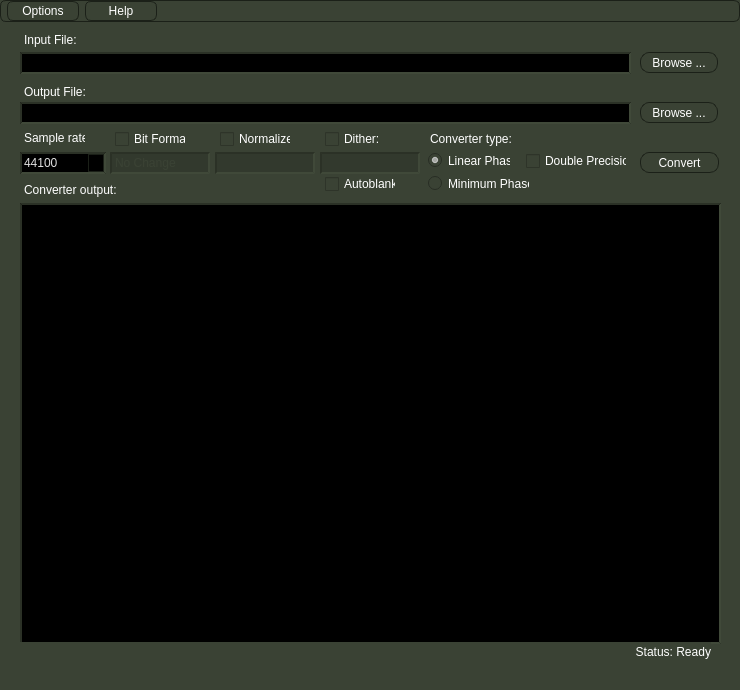
Qt form ferocious/mainwindow.ui (jniemann66/ferocious) before a commit.
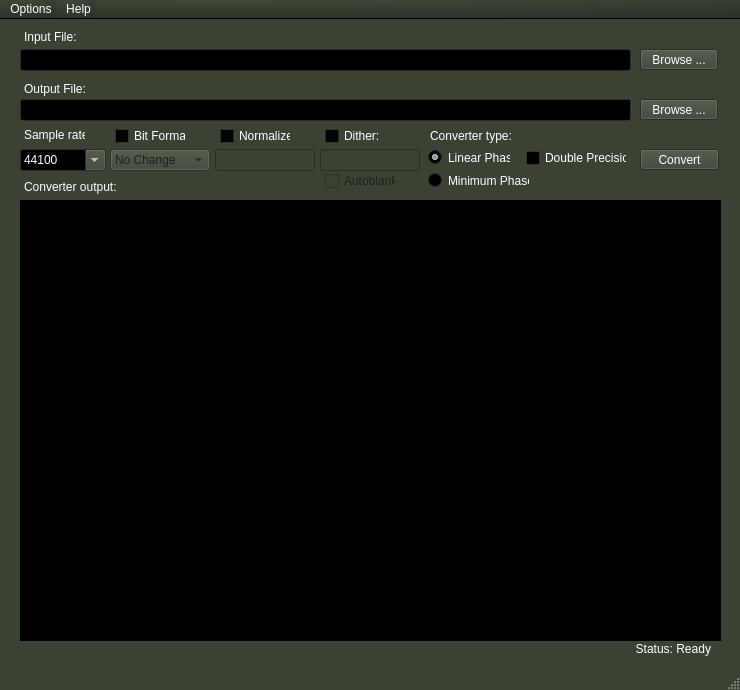
The same form after that commit. Icons and pictures are not drawn. Custom widgets are drawn as their Qt base class.

Diff of the .ui file:
```diff
--- a/ferocious/mainwindow.ui
+++ b/ferocious/mainwindow.ui
@@ -103,9 +103,9 @@
      <colorrole role="Base">
       <brush brushstyle="SolidPattern">
        <color alpha="255">
-        <red>58</red>
-        <green>66</green>
-        <blue>52</blue>
+        <red>0</red>
+        <green>0</green>
+        <blue>0</blue>
        </color>
       </brush>
      </colorrole>
@@ -240,9 +240,9 @@
      <colorrole role="Base">
       <brush brushstyle="SolidPattern">
        <color alpha="255">
-        <red>58</red>
-        <green>66</green>
-        <blue>52</blue>
+        <red>0</red>
+        <green>0</green>
+        <blue>0</blue>
        </color>
       </brush>
      </colorrole>
@@ -296,9 +296,9 @@
      <colorrole role="WindowText">
       <brush brushstyle="SolidPattern">
        <color alpha="255">
-        <red>255</red>
-        <green>255</green>
-        <blue>255</blue>
+        <red>29</red>
+        <green>33</green>
+        <blue>26</blue>
        </color>
       </brush>
      </colorrole>
@@ -350,9 +350,9 @@
      <colorrole role="Text">
       <brush brushstyle="SolidPattern">
        <color alpha="255">
-        <red>255</red>
-        <green>255</green>
-        <blue>255</blue>
+        <red>29</red>
+        <green>33</green>
+        <blue>26</blue>
        </color>
       </brush>
      </colorrole>
@@ -368,9 +368,9 @@
      <colorrole role="ButtonText">
       <brush brushstyle="SolidPattern">
        <color alpha="255">
-        <red>255</red>
-        <green>255</green>
-        <blue>255</blue>
+        <red>29</red>
+        <green>33</green>
+        <blue>26</blue>
        </color>
       </brush>
      </colorrole>
@@ -451,204 +451,7 @@
    </iconset>
   </property>
   <property name="autoFillBackground">
-   <bool>false</bool>
-  </property>
-  <property name="styleSheet">
-   <string notr="true">QWidget{
-	color: rgb(255,255,255);
-	background-color: #3a4234;
-}
-
-QDialog {
-	background-color: #3a4234;
-}
-
-QLineEdit {
-	background-color: rgb(0, 0, 0);
-	color: rgb(225, 225, 225);
-	selection-background-color: rgb(0, 0, 127);
-	selection-color: rgb(255, 255, 255);
-	border-width: 2px;
-	border-style: inset;
-	border-color: #2b3126;;
-}
-
-QLineEdit:disabled {
-	background-color:   #32392d;
-	color: rgb(225, 225, 225);
-	selection-background-color: rgb(0, 0, 127);
-	selection-color: rgb(255, 255, 255);
-	border-width: 2px;
-	border-style: inset;
-	color: #3a4234;
-	border-color: #2b3126;
-}
-
-QPushButton {
-	color: #fff;
-	border: 1px solid #1b2018;
-	border-radius: 9px;
-	padding: 5px;
-	background: qradialgradient(cx: 0.3, cy: -0.4,
-	fx: 0.3, fy: -0.4,
-	radius: 1.35, stop: 0 #46503f, stop: 1 #2d3328);
-	min-width: 66px;
-	height: 9px;
-}
-
-QPushButton:hover {
-	background: qradialgradient(cx: 0.3, cy: -0.4,
-	fx: 0.3, fy: -0.4,
-	radius: 1.35, stop: 0 #535e4a, stop: 1 #3a4234);
-}
-
-QPushButton:pressed {
-	background: qradialgradient(cx: 0.4, cy: -0.1,
-	fx: 0.4, fy: -0.1,
-	radius: 1.35, stop: 0 #70e01a, stop: 1 #3b770e);
-}
-
-QPushButton:disabled {
-	background: qradialgradient(cx: 0.4, cy: -0.1,
-	fx: 0.4, fy: -0.1,
-	radius: 1.35, stop: 0 #3a4234, stop: 1 #21251d);
-}
-
-QPushButton:disabled[flashing=&quot;true&quot;] {
-	background: qradialgradient(cx: 0.4, cy: -0.1,
-	fx: 0.4, fy: -0.1,
-	radius: 1.35, stop: 0 #70e01a, stop: 1 #3b770e);
-}
-
-QComboBox {
-	background-color: rgb(0, 0, 0);
-	color: rgb(225, 225, 225);
-	selection-background-color: rgb(0, 0, 127);
-	selection-color: rgb(255, 255, 255);
-	border-width: 2px;
-	border-style: inset;
-	border-color:  #2b3126;
-}
-
-QComboBox::drop-down:enabled {
-	color: #fff;
-	border: 1px solid #1b2018;
-	padding: 0px;
-	background: qradialgradient(cx: 0.3, cy: -0.4,
-	fx: 0.3, fy: -0.4,
-	radius: 1.35, stop: 0 #46503f, stop: 1 #2d3328);
-}
-
-QComboBox::down-arrow:enabled {
-	image: url(:/images/DownArrow8x8.png);
-}
-
-
-
-QComboBox::disabled {
-	background-color:   #32392d;
-	color: rgb(225, 225, 225);
-	selection-background-color: rgb(0, 0, 127);
-	selection-color: rgb(255, 255, 255);
-	border-width: 2px;
-	border-style: inset;
-	color: #3a4234;
-	border-color: #2b3126;
-}
-
-QComboBox::drop-down:disabled {
-	background-color:   #32392d;
-	color: rgb(225, 225, 225);
-	selection-background-color: rgb(0, 0, 127);
-	selection-color: rgb(255, 255, 255);
-	border-width: 0px;
-	border-style: inset;
-	color: #3a4234;
-	border-color: #2b3126;
-}
-
-QComboBox QAbstractItemView {
-	background-color: black;
-    selection-background-color: rgb(0, 0, 127);
-}
-
-QSpinBox {
-	background-color: rgb(0, 0, 0);
-	color: rgb(225, 225, 225);
-	selection-background-color: rgb(0, 0, 127);
-	selection-color: rgb(255, 255, 255);
-}
-
-QDoubleSpinBox {
-	background-color: rgb(0, 0, 0);
-	color: rgb(225, 225, 225);
-	selection-background-color: rgb(0, 0, 127);
-	selection-color: rgb(255, 255, 255);
-}
-
-QTextBrowser {
-	background-color: rgb(0, 0, 0);
-	color: #70e01a;
-	selection-background-color: rgb(0, 0, 127);
-	selection-color: rgb(255, 255, 255);
-	border-width: 2px;
-	border-style: inset;
-	border-color: #2b3126;
-}
-
-QMenuBar {
-	color: #fff;
-	border: 1px solid #1b2018;
-	border-radius: 6px;
-	background: qradialgradient(cx: 0.3, cy: -0.4,
-	fx: 0.3, fy: -0.4,
-	radius: 1.35, stop: 0 #46503f, stop: 1 #2d3328);
-	min-width: 66px;
-	max-height: 30px;
-}
-
-QMenuBar::item {
-	color: #fff;
-	border: 1px solid #1b2018;
-	border-radius: 6px;
-	background: qradialgradient(cx: 0.3, cy: -0.4,
-	fx: 0.3, fy: -0.4,
-	radius: 1.35, stop: 0 #46503f, stop: 1 #2d3328);
-	padding: 2px;
-	min-width: 66px;
-}
-
-QMenuBar::item:pressed {
-	background: qradialgradient(cx: 0.3, cy: -0.4,
-	fx: 0.3, fy: -0.4,
-	radius: 1.35, stop: 0 #535e4a, stop: 1 #3a4234);
-}
-
-QMenu {
-	color: #fff;
-	border: 1px solid #1b2018;
-	border-radius: 9px;
-	padding: 5px;
-	background: qradialgradient(cx: 0.3, cy: -0.4,
-	fx: 0.3, fy: -0.4,
-	radius: 1.35, stop: 0 #46503f, stop: 1 #2d3328);
-	min-width: 66px;
-}
-
-QMenu:hover {
-	background: qradialgradient(cx: 0.3, cy: -0.4,
-	fx: 0.3, fy: -0.4,
-	radius: 1.35, stop: 0 #535e4a, stop: 1 #3a4234);
-}
-
-QMenu:pressed {
-	background: qradialgradient(cx: 0.4, cy: -0.1,
-	fx: 0.4, fy: -0.1,
-	radius: 1.35, stop: 0 #70e01a, stop: 1#3b770e);
-}
-
-
-</string>
+   <bool>true</bool>
   </property>
   <property name="documentMode">
    <bool>false</bool>
@@ -943,7 +746,7 @@
      <rect>
       <x>24</x>
       <y>60</y>
-      <width>81</width>
+      <width>571</width>
       <height>20</height>
      </rect>
     </property>
@@ -1474,7 +1277,7 @@
      <x>0</x>
      <y>0</y>
      <width>740</width>
-     <height>24</height>
+     <height>21</height>
     </rect>
    </property>
    <property name="palette">
@@ -1884,6 +1687,11 @@
    <extends>QPushButton</extends>
    <header>flashingpushbutton.h</header>
   </customwidget>
+  <customwidget>
+   <class>FancyLineEdit</class>
+   <extends>QLineEdit</extends>
+   <header>fancylineedit.h</header>
+  </customwidget>
  </customwidgets>
  <resources/>
  <connections/>
```
Left out of the diff: 4 changed lines with no effect on the pictures.
